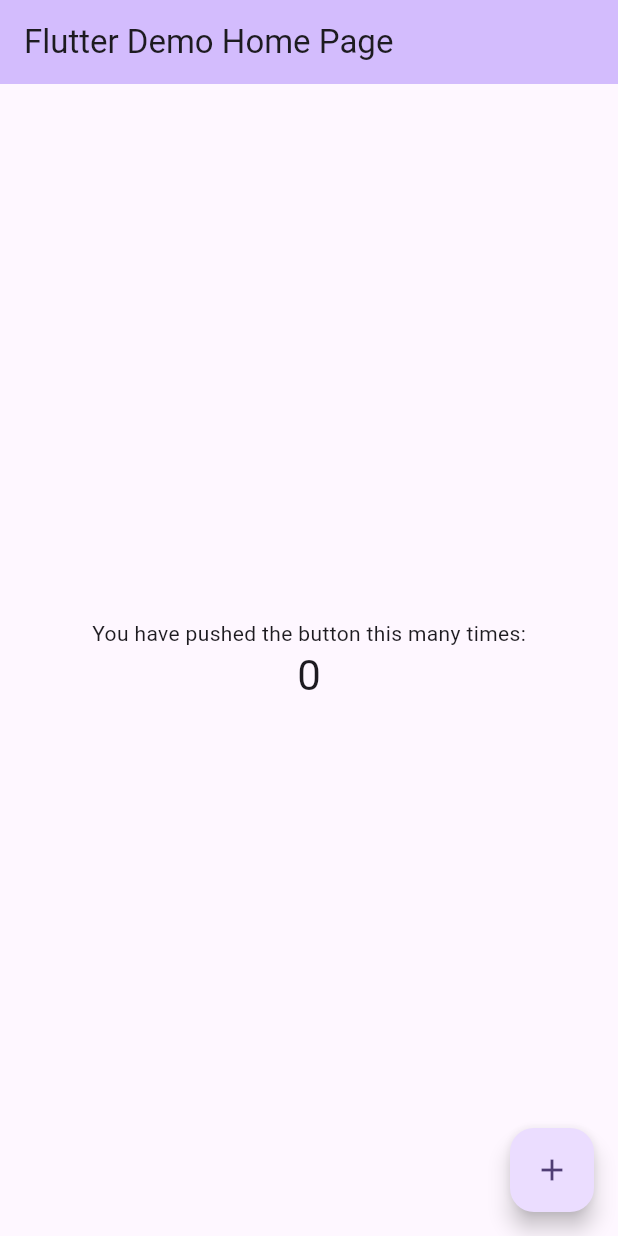
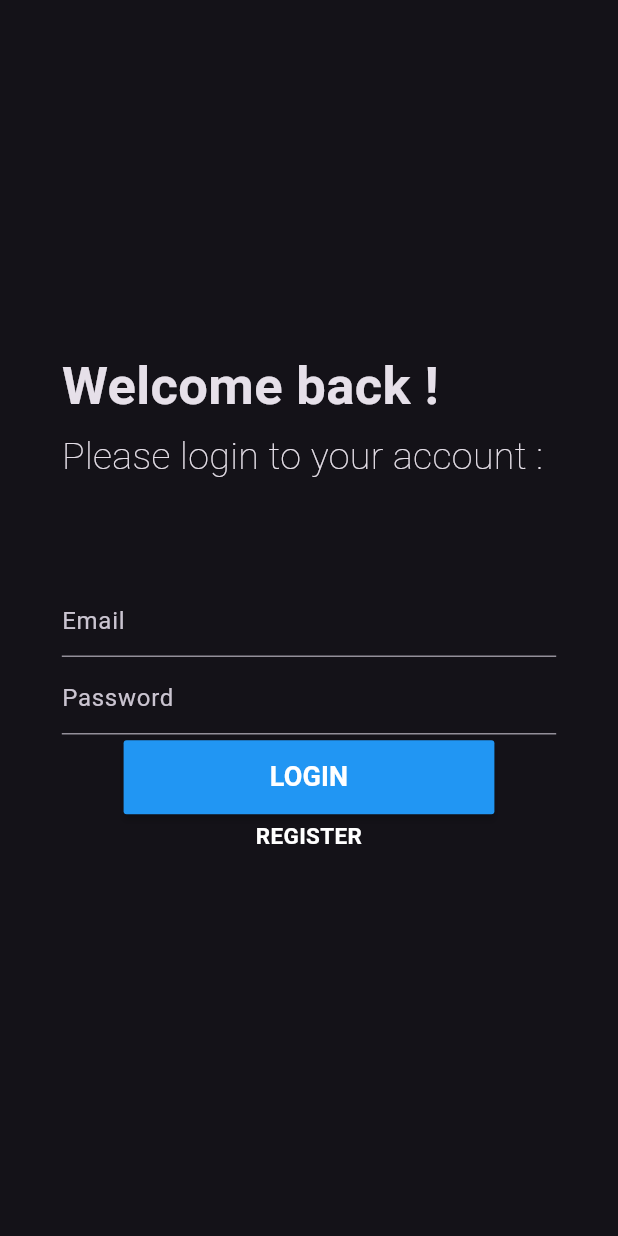
Before and after one commit to danielp67/accent_chat, a Flutter app: the screen it shows after launch, on a phone screen of 412 x 824 dp. Run offline on Flutter 3.47's test engine with Material 3 defaults, Android fonts, the phone set to English and light mode, and no system bars; our stand-ins replace firebase_core; accounts and stored records are empty.

Commit message:
start login page

```diff
--- a/lib/main.dart
+++ b/lib/main.dart
@@ -1,5 +1,5 @@
 import 'package:flutter/material.dart';
-
+import './page/login_page.dart';
 void main() {
   runApp(const MyApp());
 }
@@ -11,115 +11,13 @@
   @override
   Widget build(BuildContext context) {
     return MaterialApp(
-      title: 'Flutter Demo',
+      title: 'Accent Chat',
       theme: ThemeData(
-        // This is the theme of your application.
-        //
-        // TRY THIS: Try running your application with "flutter run". You'll see
-        // the application has a purple toolbar. Then, without quitting the app,
-        // try changing the seedColor in the colorScheme below to Colors.green
-        // and then invoke "hot reload" (save your changes or press the "hot
-        // reload" button in a Flutter-supported IDE, or press "r" if you used
-        // the command line to start the app).
-        //
-        // Notice that the counter didn't reset back to zero; the application
-        // state is not lost during the reload. To reset the state, use hot
-        // restart instead.
-        //
-        // This works for code too, not just values: Most code changes can be
-        // tested with just a hot reload.
-        colorScheme: ColorScheme.fromSeed(seedColor: Colors.deepPurple),
+        brightness: Brightness.dark,
+       //colorScheme: ColorScheme.fromSeed(seedColor: Colors.blueAccent),
         useMaterial3: true,
       ),
-      home: const MyHomePage(title: 'Flutter Demo Home Page'),
+      home: const LoginPage(),
     );
   }
 }
-
-class MyHomePage extends StatefulWidget {
-  const MyHomePage({super.key, required this.title});
-
-  // This widget is the home page of your application. It is stateful, meaning
-  // that it has a State object (defined below) that contains fields that affect
-  // how it looks.
-
-  // This class is the configuration for the state. It holds the values (in this
-  // case the title) provided by the parent (in this case the App widget) and
-  // used by the build method of the State. Fields in a Widget subclass are
-  // always marked "final".
-
-  final String title;
-
-  @override
-  State<MyHomePage> createState() => _MyHomePageState();
-}
-
-class _MyHomePageState extends State<MyHomePage> {
-  int _counter = 0;
-
-  void _incrementCounter() {
-    setState(() {
-      // This call to setState tells the Flutter framework that something has
-      // changed in this State, which causes it to rerun the build method below
-      // so that the display can reflect the updated values. If we changed
-      // _counter without calling setState(), then the build method would not be
-      // called again, and so nothing would appear to happen.
-      _counter++;
-    });
-  }
-
-  @override
-  Widget build(BuildContext context) {
-    // This method is rerun every time setState is called, for instance as done
-    // by the _incrementCounter method above.
-    //
-    // The Flutter framework has been optimized to make rerunning build methods
-    // fast, so that you can just rebuild anything that needs updating rather
-    // than having to individually change instances of widgets.
-    return Scaffold(
-      appBar: AppBar(
-        // TRY THIS: Try changing the color here to a specific color (to
-        // Colors.amber, perhaps?) and trigger a hot reload to see the AppBar
-        // change color while the other colors stay the same.
-        backgroundColor: Theme.of(context).colorScheme.inversePrimary,
-        // Here we take the value from the MyHomePage object that was created by
-        // the App.build method, and use it to set our appbar title.
-        title: Text(widget.title),
-      ),
-      body: Center(
-        // Center is a layout widget. It takes a single child and positions it
-        // in the middle of the parent.
-        child: Column(
-          // Column is also a layout widget. It takes a list of children and
-          // arranges them vertically. By default, it sizes itself to fit its
-          // children horizontally, and tries to be as tall as its parent.
-          //
-          // Column has various properties to control how it sizes itself and
-          // how it positions its children. Here we use mainAxisAlignment to
-          // center the children vertically; the main axis here is the vertical
-          // axis because Columns are vertical (the cross axis would be
-          // horizontal).
-          //
-          // TRY THIS: Invoke "debug painting" (choose the "Toggle Debug Paint"
-          // action in the IDE, or press "p" in the console), to see the
-          // wireframe for each widget.
-          mainAxisAlignment: MainAxisAlignment.center,
-          children: <Widget>[
-            const Text(
-              'You have pushed the button this many times:',
-            ),
-            Text(
-              '$_counter',
-              style: Theme.of(context).textTheme.headlineMedium,
-            ),
-          ],
-        ),
-      ),
-      floatingActionButton: FloatingActionButton(
-        onPressed: _incrementCounter,
-        tooltip: 'Increment',
-        child: const Icon(Icons.add),
-      ), // This trailing comma makes auto-formatting nicer for build methods.
-    );
-  }
-}
--- /dev/null
+++ b/lib/page/login_page.dart
@@ -0,0 +1,176 @@
+import 'package:flutter/material.dart';
+
+class LoginPage extends StatefulWidget{
+  const LoginPage({super.key});
+
+   @override
+  State<StatefulWidget> createState() {
+   return _LoginPageState();
+  }
+}
+
+class _LoginPageState extends State<LoginPage>{
+ late double _deviceHeight;
+ late double _deviceWidth;
+
+
+late GlobalKey<FormState> _formKey;
+
+  _LoginPageState(){
+    _formKey = GlobalKey<FormState>();
+  }
+
+
+  @override
+  Widget build(BuildContext context) {
+    _deviceHeight = MediaQuery.of(context).size.height;
+    _deviceWidth = MediaQuery.of(context).size.width;
+   return Scaffold(
+    body: Align(
+      alignment: Alignment.center,
+      child: _loginPageUI(),
+    ),
+   );
+  }
+
+  Widget _loginPageUI(){
+    return Container(
+     // color: Colors.red,
+      height: _deviceHeight * 0.60,
+      padding: EdgeInsets.symmetric(
+        horizontal: _deviceWidth * 0.10
+      ),
+      alignment: Alignment.center,
+      child: Column(
+        mainAxisAlignment: MainAxisAlignment.spaceEvenly,
+        mainAxisSize: MainAxisSize.max,
+        crossAxisAlignment: CrossAxisAlignment.start,
+        children: <Widget>[
+         _headingWidget(),
+         _inputForm()
+        ],
+        ),
+    );
+
+  }
+
+  Widget _headingWidget(){
+    return Container(
+      height: _deviceHeight * 0.12,
+      child: const Column(
+        mainAxisAlignment: MainAxisAlignment.spaceEvenly,
+        mainAxisSize: MainAxisSize.max,
+        crossAxisAlignment: CrossAxisAlignment.start,
+        children: <Widget>[
+          Text("Welcome back !",
+          style: TextStyle(fontSize: 35, fontWeight: FontWeight.w700),
+          ),
+          Text("Please login to your account :",
+          style: TextStyle(fontSize: 25, fontWeight: FontWeight.w200),
+          ),
+        ],
+        ),
+    );
+  }
+
+
+  Widget _inputForm(){
+  return Container(
+    height: _deviceHeight * 0.25,
+    child: Form(
+      key: _formKey,
+      onChanged: () {
+
+      },
+      child: Column(
+        mainAxisAlignment: MainAxisAlignment.spaceBetween,
+        mainAxisSize: MainAxisSize.max,
+        crossAxisAlignment: CrossAxisAlignment.start,
+        children: <Widget>[
+          _emailTextField(),
+          _passwordTextField(),
+          _loginButton(),
+          _registerButton(),
+        ],
+      ),
+      ),
+  );
+}
+
+Widget _emailTextField(){
+  return TextFormField(
+    autocorrect: false,
+    style: TextStyle(color: Colors.white),
+    validator: (input) {},
+    onSaved: (input) {},
+    cursorColor: Colors.white,
+    decoration: InputDecoration(
+      hintText: "Email",
+      focusedBorder: UnderlineInputBorder(
+        borderSide: BorderSide(color: Colors.white),
+        ),
+    ),
+  );
+}
+
+Widget _passwordTextField(){
+  return TextFormField(
+    autocorrect: false,
+    obscureText: true,
+    style: TextStyle(color: Colors.white),
+    validator: (input) {},
+    onSaved: (input) {},
+    cursorColor: Colors.white,
+    decoration: InputDecoration(
+      hintText: "Password",
+      focusedBorder: UnderlineInputBorder(
+        borderSide: BorderSide(color: Colors.white),
+        ),
+    ),
+  );
+}
+
+
+Widget _loginButton(){
+  return Container(
+    height: _deviceHeight * 0.06,
+    width: _deviceWidth,
+    padding: EdgeInsets.symmetric(
+        horizontal: _deviceWidth * 0.10,
+        vertical: _deviceHeight * 0.0,
+    ),
+   child: MaterialButton(
+    onPressed: () {},
+    color: Colors.blue,
+    child: Text("LOGIN",
+      style: TextStyle(
+        fontSize: 18,
+        fontWeight: FontWeight.w700,
+      ),
+      ),
+    ),
+  );
+}
+
+
+Widget _registerButton(){
+  return GestureDetector(
+    onTap: () {
+      print('hemmo!');
+    },
+    child: Container(
+        height: _deviceHeight * 0.06,
+        width: _deviceWidth,
+       child: Text("REGISTER",
+       textAlign: TextAlign.center,
+          style: TextStyle(
+            fontSize: 15,
+            fontWeight: FontWeight.w700,
+            color: Colors.white,
+        ),
+        ),
+      ),
+  );
+}
+
+}
```
Also changed, not shown: 3 other files.
